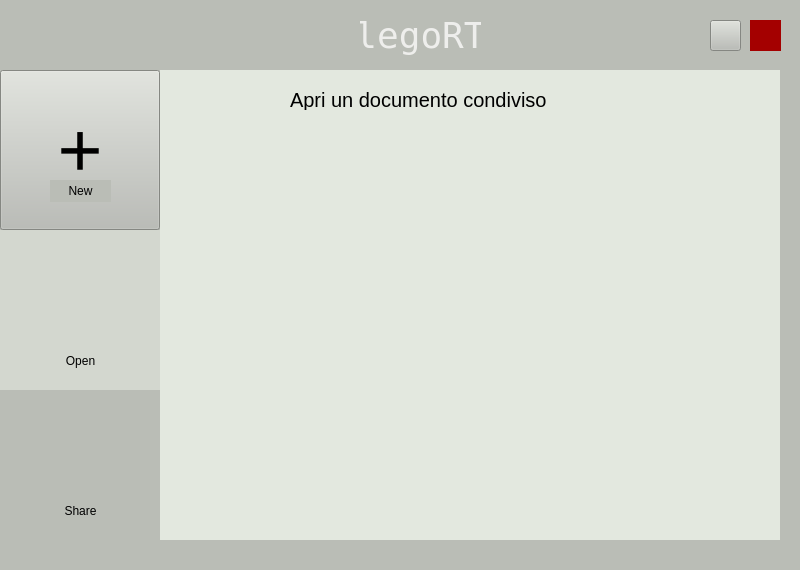
The window that client/homewindow.ui (nopesir/pds-project) describes before a commit, drawn with Qt 5.
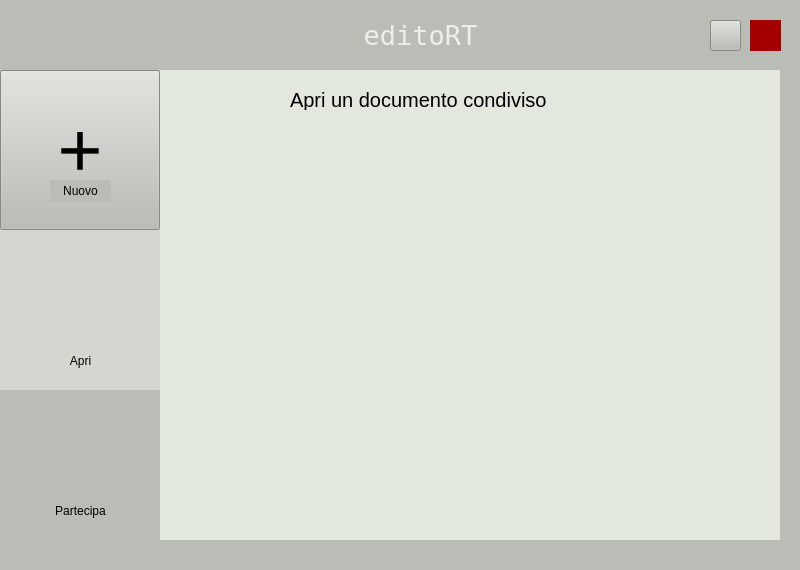
The same window after the commit. Icons and pictures are not drawn.

```diff
--- a/client/homewindow.ui
+++ b/client/homewindow.ui
@@ -216,7 +216,7 @@
     <property name="font">
      <font>
       <family>Inconsolata</family>
-      <pointsize>27</pointsize>
+      <pointsize>20</pointsize>
       <weight>50</weight>
       <bold>false</bold>
      </font>
@@ -226,11 +226,14 @@
 color: rgb(238, 238, 236);</string>
     </property>
     <property name="text">
-     <string>legoRT</string>
+     <string>editoRT</string>
     </property>
     <property name="alignment">
      <set>Qt::AlignCenter</set>
     </property>
+    <property name="indent">
+     <number>-9</number>
+    </property>
    </widget>
    <widget class="QPushButton" name="sharedFiles">
     <property name="geometry">
@@ -289,14 +292,14 @@
    <widget class="QLabel" name="labelShare">
     <property name="geometry">
      <rect>
-      <x>50</x>
+      <x>40</x>
       <y>500</y>
-      <width>61</width>
+      <width>81</width>
       <height>22</height>
      </rect>
     </property>
     <property name="text">
-     <string>Share</string>
+     <string>Partecipa</string>
     </property>
     <property name="alignment">
      <set>Qt::AlignCenter</set>
@@ -315,7 +318,7 @@
      <string notr="true">background-color: rgb(211, 215, 207);</string>
     </property>
     <property name="text">
-     <string>Open</string>
+     <string>Apri</string>
     </property>
     <property name="alignment">
      <set>Qt::AlignCenter</set>
@@ -331,7 +334,7 @@
      </rect>
     </property>
     <property name="text">
-     <string>New</string>
+     <string>Nuovo</string>
     </property>
     <property name="alignment">
      <set>Qt::AlignCenter</set>
```
